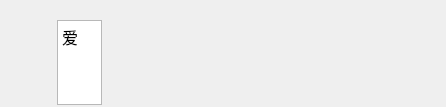
Above: JChat/ItemWidgetTextLeft.ui from jpush/jchat-windows before the change. Below: the same form after it.
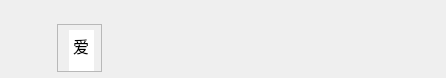
That is the form after the change. Icons and pictures are not drawn. Custom widgets are drawn as their Qt base class.

```diff
--- a/JChat/ItemWidgetTextLeft.ui
+++ b/JChat/ItemWidgetTextLeft.ui
@@ -7,7 +7,7 @@
     <x>0</x>
     <y>0</y>
     <width>446</width>
-    <height>107</height>
+    <height>78</height>
    </rect>
   </property>
   <property name="windowTitle">
@@ -129,6 +129,13 @@
          <pointsize>10</pointsize>
         </font>
        </property>
+       <property name="styleSheet">
+        <string notr="true">QTextEdit
+{
+	padding:-4px 0px -4px 0px;
+	margin:4px 0px 4px 0px;
+}</string>
+       </property>
        <property name="verticalScrollBarPolicy">
         <enum>Qt::ScrollBarAlwaysOff</enum>
        </property>
```
